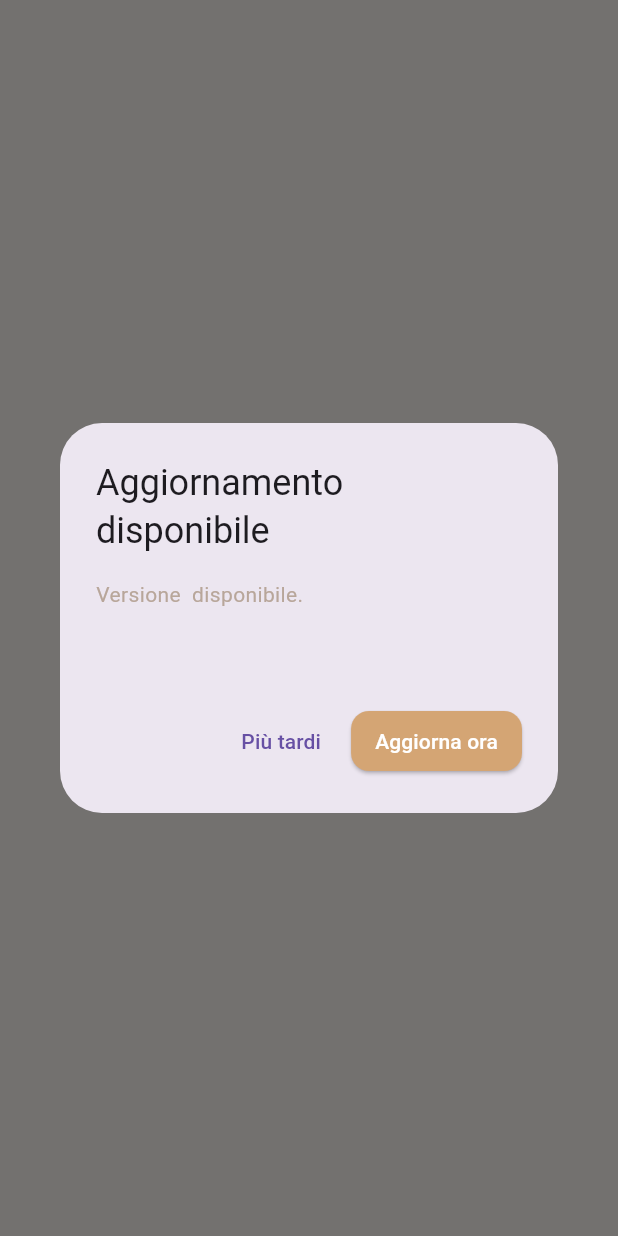
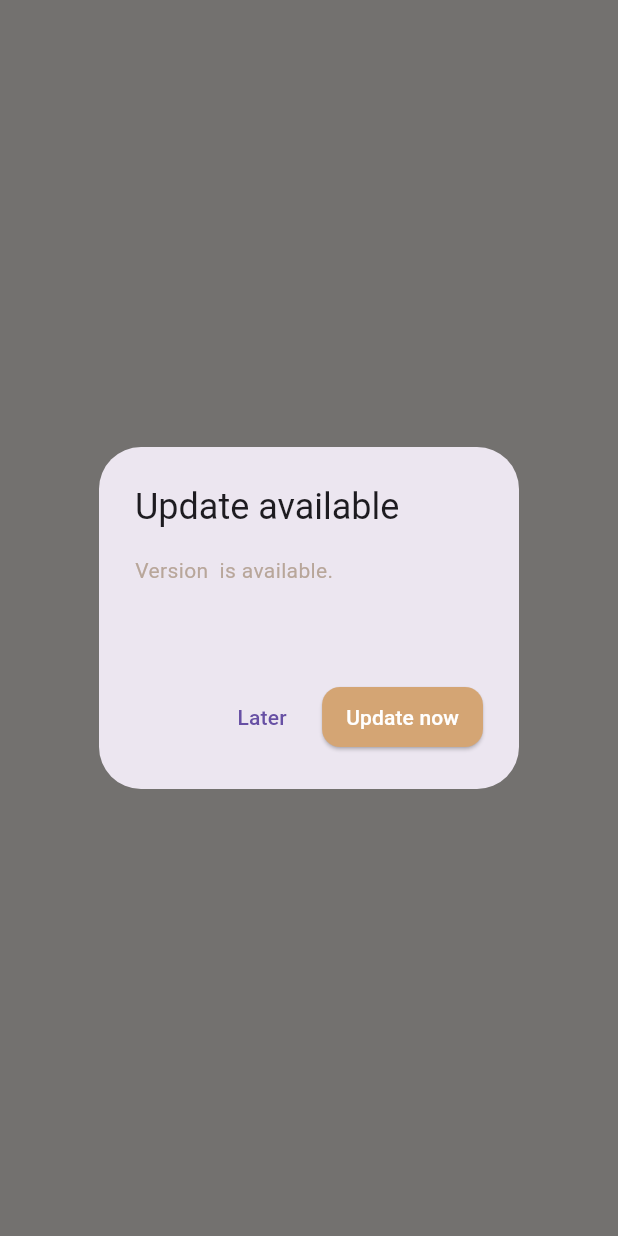
Before and after one commit to hugerock-italia/HUGEROCK_PAD_CONFIGURATOR, a Flutter app: what showUpdateDialog() shows on an empty page, opened directly with empty values, on a phone screen of 412 x 824 dp. Run offline on Flutter 3.47's test engine with Material 3 defaults, Android fonts, the phone set to English and light mode, and no system bars; our stand-ins replace flutter_blue_plus, package_info_plus, permission_handler, shared_preferences; accounts and stored records are empty; network calls fail.

Commit message:
chore(release): bump version to 2.0.0+4 and translate update dialog to English
- pubspec.yaml: version bumped to 2.0.0+4
- lib/widgets/update_dialog.dart: all user-facing strings translated to English
- releases.json: updated with v2.0.0 release metadata and date 2026-05-14

Co-Authored-By: Claude Sonnet 4.6 <noreply@anthropic.com>

```diff
--- a/lib/widgets/update_dialog.dart
+++ b/lib/widgets/update_dialog.dart
@@ -4,22 +4,22 @@ import '../services/update_checker.dart';
 
 /// Shows a non-blocking dialog informing the user about an available update.
 ///
-/// Tapping "Aggiorna ora" opens [UpdateInfo.apkUrl] in the external browser.
-/// Tapping "Più tardi" dismisses the dialog without any action.
+/// Tapping "Update now" opens [UpdateInfo.apkUrl] in the external browser.
+/// Tapping "Later" dismisses the dialog without any action.
 Future<void> showUpdateDialog(BuildContext context, UpdateInfo info) async {
   return showDialog<void>(
     context: context,
     barrierDismissible: true,
     builder: (BuildContext ctx) {
       return AlertDialog(
-        title: const Text('Aggiornamento disponibile'),
+        title: const Text('Update available'),
         content: Text(
-          'Versione ${info.version} disponibile.\n\n${info.releaseNotes}',
+          'Version ${info.version} is available.\n\n${info.releaseNotes}',
         ),
         actions: [
           TextButton(
             onPressed: () => Navigator.of(ctx).pop(),
-            child: const Text('Più tardi'),
+            child: const Text('Later'),
           ),
           ElevatedButton(
             onPressed: () async {
@@ -29,7 +29,7 @@ Future<void> showUpdateDialog(BuildContext context, UpdateInfo info) async {
                 await launchUrl(uri, mode: LaunchMode.externalApplication);
               }
             },
-            child: const Text('Aggiorna ora'),
+            child: const Text('Update now'),
           ),
         ],
       );
--- a/pubspec.yaml
+++ b/pubspec.yaml
@@ -2,7 +2,7 @@ name: kat1_configurator
 description: HugeRock KAT1 Configurator
 publish_to: none
 
-version: 1.2.0+3
+version: 2.0.0+4
 
 environment:
   sdk: '>=3.0.0 <4.0.0'
--- a/releases.json
+++ b/releases.json
@@ -1,6 +1,6 @@
 {
   "version": "2.0.0",
-  "apkUrl": "https://github.com/hugerock-italia/HUGEROCK_PAD_CONFIGURATOR/releases/latest",
-  "releaseNotes": "Initial release",
-  "date": "2026-05-10"
+  "apkUrl": "https://github.com/hugerock-italia/HUGEROCK_PAD_CONFIGURATOR/releases/download/v2.0.0/app-release.apk",
+  "releaseNotes": "First release with update check feature",
+  "date": "2026-05-14"
 }
```
